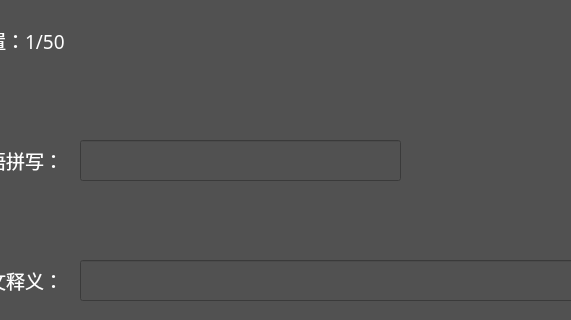
liyuxuan2003/ParrotWords, file DataInput.ui: the form before one commit; both pictures show x 120 to 691 and y 130 to 450 of the 1200 by 675 pixel window.
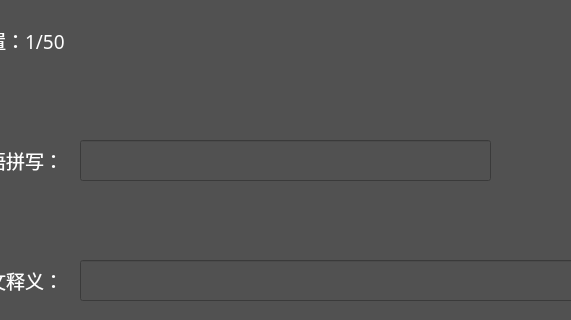
The form after the commit.

The edit to the form file:
```diff
--- a/DataInput.ui
+++ b/DataInput.ui
@@ -155,19 +155,22 @@
     <rect>
      <x>200</x>
      <y>270</y>
-     <width>321</width>
+     <width>411</width>
      <height>41</height>
     </rect>
    </property>
    <property name="font">
     <font>
-     <family>等线</family>
-     <pointsize>12</pointsize>
+     <family>Consolas</family>
+     <pointsize>15</pointsize>
     </font>
    </property>
    <property name="styleSheet">
     <string notr="true">color: rgb(255, 255, 255);</string>
    </property>
+   <property name="text">
+    <string/>
+   </property>
   </widget>
   <widget class="QLineEdit" name="lineEditChinese">
    <property name="geometry">
```
Left out of the diff: 9 changed lines with no effect on the pictures.
